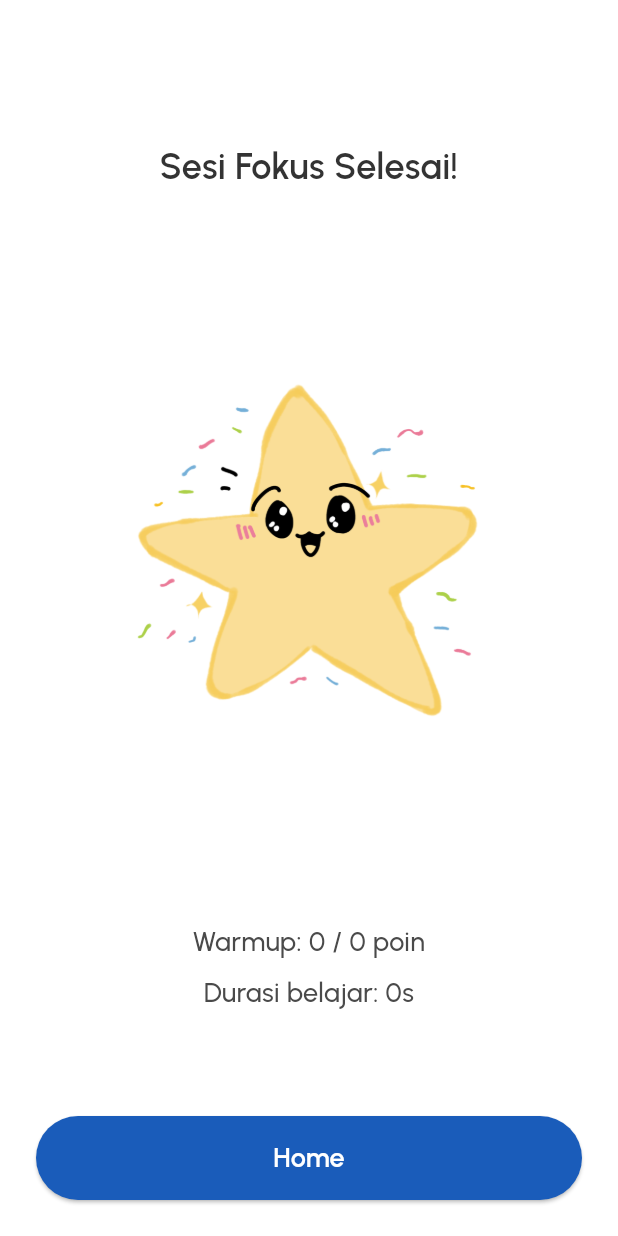
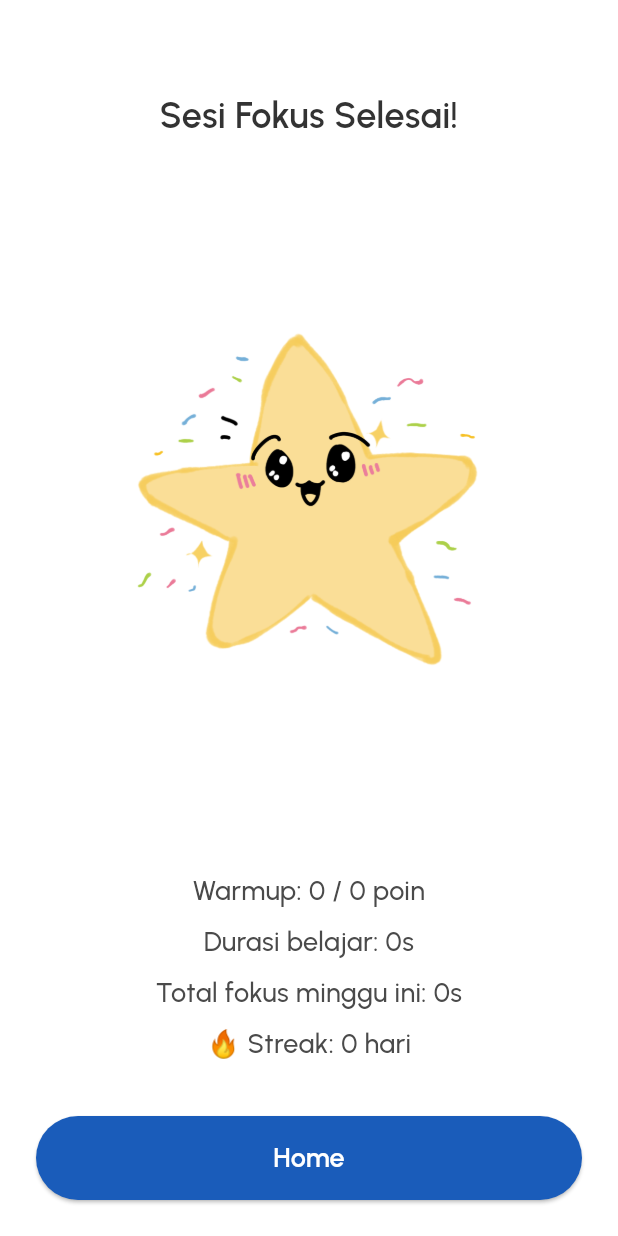
Before and after one commit to Idoo0/neurokit, a Flutter app: the StudySessionResultPage screen opened by its route, on a phone screen of 412 x 824 dp. Run offline on Flutter 3.47's test engine with Material 3 defaults, Android fonts, the phone set to English and light mode, and no system bars; our stand-ins replace flutter_svg, flutter_tts, get, google_fonts, shared_preferences; missing offline and left inert: app_settings; accounts and stored records are empty.

Commit message:
feat: add streak, total duration, session log

```diff
--- a/lib/view/study_session_result_page.dart
+++ b/lib/view/study_session_result_page.dart
@@ -1,3 +1,4 @@
+// study_session_result_page.dart
 import 'package:flutter/material.dart';
 import 'package:get/get.dart';
 import '../routes/routes_name.dart';
@@ -14,9 +15,10 @@ class StudySessionResultPage extends StatelessWidget {
 
     return FutureBuilder(
       future: Future.wait([
-        store.getWarmupSummary(),   // {'score': int, 'total': int, 'done': bool}
-        store.getStudySummary(),    // {'startedAt': DateTime?, 'durationSec': int, 'done': bool}
-        store.getSelectedModeString(), // String? (SessionMode.name) — optional
+        store.getWarmupSummary(),      // {'score': int, 'total': int, 'done': bool}
+        store.getStudySummary(),       // {'startedAt': DateTime?, 'durationSec': int, 'done': bool}
+        store.getSelectedModeString(), // String? (SessionMode.name)
+        store.getStats(),              // {'weeklyFocusSec': int, 'weekStartYmd': int, 'streakCount': int, 'lastYmd': int}
       ]),
       builder: (context, snap) {
         if (!snap.hasData) {
@@ -29,6 +31,8 @@ class StudySessionResultPage extends StatelessWidget {
         final warmup = snap.data![0] as Map<String, Object>;
         final study  = snap.data![1] as Map<String, Object?>;
         final modeStr = snap.data![2] as String?;
+        final stats  = snap.data![3] as Map<String, int>;
+
         SessionMode? mode;
         if (modeStr != null) {
           try { mode = SessionMode.values.firstWhere((e) => e.name == modeStr); } catch (_) {}
@@ -37,6 +41,8 @@ class StudySessionResultPage extends StatelessWidget {
         final score = (warmup['score'] as int?) ?? 0;
         final total = (warmup['total'] as int?) ?? 0;
         final durationSec = (study['durationSec'] as int?) ?? 0;
+        final weeklySec = stats['weeklyFocusSec'] ?? 0;
+        final streakCount = stats['streakCount'] ?? 0;
 
         String durationText;
         final mins = durationSec ~/ 60;
@@ -45,6 +51,15 @@ class StudySessionResultPage extends StatelessWidget {
           durationText = '${mins}m ${secs}s';
         } else {
           durationText = '${secs}s';
+        }
+
+        String weeklyText;
+        final weeklyMins = weeklySec ~/ 60;
+        final weeklySecs = weeklySec % 60;
+        if (weeklyMins > 0) {
+          weeklyText = '${weeklyMins}m ${weeklySecs}s';
+        } else {
+          weeklyText = '${weeklySecs}s';
         }
 
         return Scaffold(
@@ -89,6 +104,18 @@ class StudySessionResultPage extends StatelessWidget {
                         style: bodyText18.copyWith(color: neutral700),
                         textAlign: TextAlign.center,
                       ),
+                      const SizedBox(height: 8),
+                      Text(
+                        "Total fokus minggu ini: $weeklyText",
+                        style: bodyText18.copyWith(color: neutral700),
+                        textAlign: TextAlign.center,
+                      ),
+                      const SizedBox(height: 8),
+                      Text(
+                        "🔥 Streak: $streakCount hari",
+                        style: bodyText18.copyWith(color: neutral700),
+                        textAlign: TextAlign.center,
+                      ),
                     ],
                   ),
 
```
Also changed, not shown: lib/services/local_storage_service.dart (+134 -7 lines), lib/view/study_session_page.dart (+7 -12 lines).
